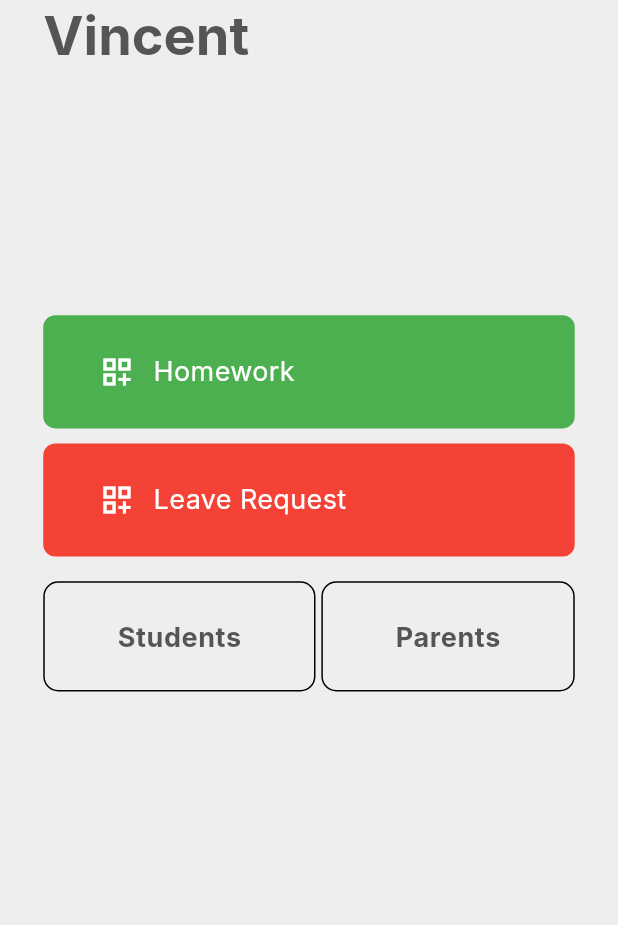
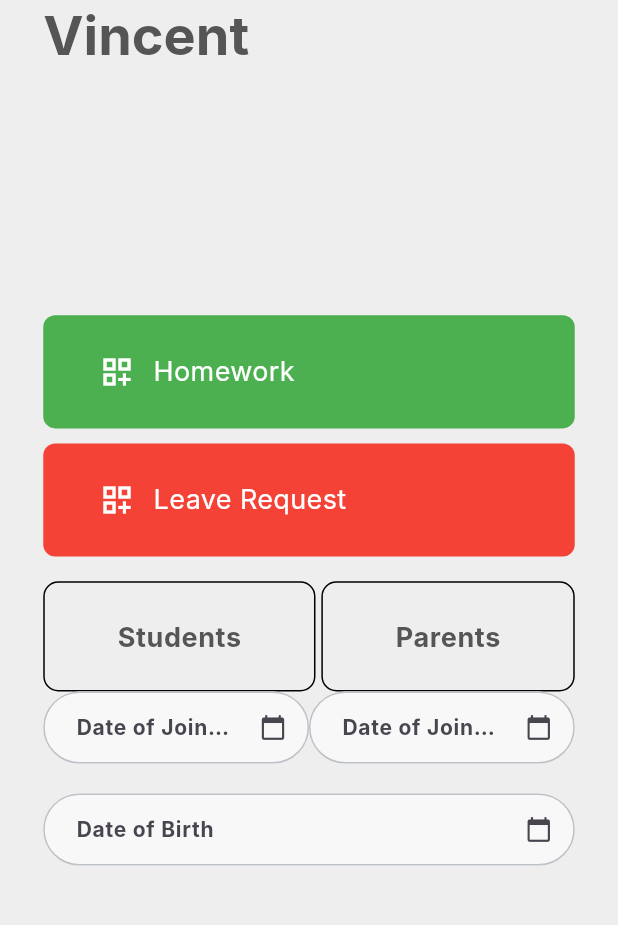
Before and after one commit to altezzai/acadobs, a Flutter app: the TeacherScreen screen opened directly, on a phone screen of 412 x 824 dp, the part 176-1101 px from its top. Run offline on Flutter 3.47's test engine with Material 3 defaults, Android fonts, the phone set to English and light mode, and no system bars; our stand-ins replace dio, file_picker, flutter_rating_bar, go_router, pie_chart; Roboto replaces fonts that are missing (Inter).

Commit message:
custom date picker

```diff
--- a/lib/base/providers/providers.dart
+++ b/lib/base/providers/providers.dart
@@ -4,12 +4,10 @@ import 'package:provider/provider.dart';
 import 'package:school_app/core/navbar/controller/bottom_nav_controller.dart';
 import 'package:school_app/features/teacher/attendance/controller/attendance_controller.dart';
 import 'package:school_app/features/teacher/controller/dropdown_controller.dart';
-import 'package:school_app/features/teacher/navbar/controller/navbar_provider.dart';
 import 'package:school_app/sample/controller/student_controller.dart';
 
 getProviders(){
  return [
-    ChangeNotifierProvider(create: (_) => BottomNavProvider()),
               ChangeNotifierProvider(create: (_) => DropdownProvider()),
               ChangeNotifierProvider(create: (_) => AttendanceController()),
               ChangeNotifierProvider(create: (_) => SampleController()),
--- a/lib/base/theme/input_decoration.dart
+++ b/lib/base/theme/input_decoration.dart
@@ -6,7 +6,7 @@ const InputDecorationTheme lightInputDecorationTheme = InputDecorationTheme(
   fillColor: lightGreyColor,
   filled: true,
   hintStyle:
-      TextStyle(color: greyColor, fontSize: 16, fontWeight: FontWeight.w400),
+      TextStyle(color: greyColor, fontSize: 12, fontWeight: FontWeight.w400),
   border: outlineInputBorder,
   enabledBorder: outlineInputBorder,
   focusedBorder: focusedOutlineInputBorder,
--- /dev/null
+++ b/lib/core/controller/date_provider.dart
@@ -0,0 +1,16 @@
+import 'package:flutter/material.dart';
+import 'package:intl/intl.dart';
+
+class DateProvider with ChangeNotifier {
+  DateTime? _selectedDate;
+  String _formattedDate = '';
+
+  DateTime? get selectedDate => _selectedDate;
+  String get formattedDate => _formattedDate;
+
+  void selectDate(DateTime date) {
+    _selectedDate = date;
+    _formattedDate = DateFormat('yyyy-MM-dd').format(date);
+    notifyListeners(); // Notify listeners about the change
+  }
+}
--- a/lib/core/navbar/screen/bottom_nav.dart
+++ b/lib/core/navbar/screen/bottom_nav.dart
@@ -28,7 +28,7 @@ class BottomNavScreen extends StatelessWidget {
       ];
     } else if (userType == UserType.teacher) {
       return [
-        const TeacherScreen(),
+         TeacherScreen(),
         Attendance(),
         ProgressReport(),
         const DutiesScreen(),
--- /dev/null
+++ b/lib/core/shared_widgets/custom_datepicker.dart
@@ -0,0 +1,61 @@
+import 'package:flutter/material.dart';
+import 'package:intl/intl.dart';
+
+class CustomDatePicker extends StatelessWidget {
+  final TextEditingController dateController; // Expose the controller
+  final Function(DateTime) onDateSelected;
+  final String label;
+
+  CustomDatePicker({
+    required this.dateController,
+    required this.onDateSelected,
+    required this.label,
+  });
+
+  Future<void> _selectDate(BuildContext context) async {
+    final DateTime? pickedDate = await showDatePicker(
+      context: context,
+      initialDate: DateTime.now(),
+      firstDate: DateTime(2000),
+      lastDate: DateTime(2101),
+      builder: (BuildContext context, Widget? child) {
+        return Theme(
+          data: Theme.of(context).copyWith(
+            textTheme: TextTheme(
+              // Adjust the font size for the calendar picker
+              bodyMedium: TextStyle(fontSize: 14), // Smaller font for dates
+            ),
+          ),
+          child: child!,
+        );
+      },
+    );
+    if (pickedDate != null) {
+      onDateSelected(pickedDate); // Trigger callback
+      dateController.text =
+          DateFormat('yyyy-MM-dd').format(pickedDate); // Update controller text
+    }
+  }
+
+  @override
+  Widget build(BuildContext context) {
+    return TextField(
+      controller: dateController, // Use the external controller
+      readOnly: true,
+      style: TextStyle(fontSize: 14), // Smaller font size for the input text
+      decoration: InputDecoration(
+        contentPadding: EdgeInsets.only(left: 18),
+        labelText: label,
+        labelStyle: TextStyle(fontSize: 14), // Adjust label font size
+        suffixIcon: IconButton(
+          icon: Icon(
+            Icons.calendar_today,
+            size: 18,
+          ),
+          onPressed: () => _selectDate(context),
+        ),
+        border: OutlineInputBorder(),
+      ),
+    );
+  }
+}
--- a/lib/features/teacher/home/homescreen.dart
+++ b/lib/features/teacher/home/homescreen.dart
@@ -1,11 +1,15 @@
 import 'package:flutter/material.dart';
 import 'package:go_router/go_router.dart';
-import 'package:school_app/core/shared_widgets/custom_name_container.dart';
 import 'package:school_app/base/routes/app_route_const.dart';
 import 'package:school_app/base/utils/responsive.dart';
+import 'package:school_app/core/shared_widgets/custom_datepicker.dart';
+import 'package:school_app/core/shared_widgets/custom_name_container.dart';
 
 class TeacherScreen extends StatelessWidget {
-  const TeacherScreen({super.key});
+  TeacherScreen({super.key});
+
+  final TextEditingController _startDateController = TextEditingController();
+  final TextEditingController _endDateController = TextEditingController();
 
   @override
   Widget build(BuildContext context) {
@@ -80,11 +84,43 @@ class TeacherScreen extends StatelessWidget {
                   CustomNameContainer(
                     text: "Parents",
                     onPressed: () {
-                      context
-                          .pushNamed(AppRouteConst.parentRouteName);
+                      context.pushNamed(AppRouteConst.parentRouteName);
                     },
                   ),
                 ],
+              ),
+              Row(
+                children: [
+                  Expanded(
+                    child: CustomDatePicker(
+                      label: "Date of Joining",
+                      dateController:
+                          _startDateController, // Unique controller for start date
+                      onDateSelected: (selectedDate) {
+                        print("Start Date selected: $selectedDate");
+                      },
+                    ),
+                  ),
+                  Expanded(
+                    child: CustomDatePicker(
+                      label: "Date of Joining",
+                      dateController:
+                          _startDateController, // Unique controller for start date
+                      onDateSelected: (selectedDate) {
+                        print("Start Date selected: $selectedDate");
+                      },
+                    ),
+                  ),
+                ],
+              ),
+              SizedBox(height: 20),
+              CustomDatePicker(
+                label: "Date of Birth",
+                dateController:
+                    _endDateController, // Unique controller for end date
+                onDateSelected: (selectedDate) {
+                  print("End Date selected: $selectedDate");
+                },
               ),
             ],
           ),
```
Also changed, not shown: lib/features/teacher/navbar/controller/navbar_provider.dart (deleted, +0 -12 lines), lib/features/teacher/navbar/screens/bottom_navbar.dart (deleted, +0 -76 lines).
